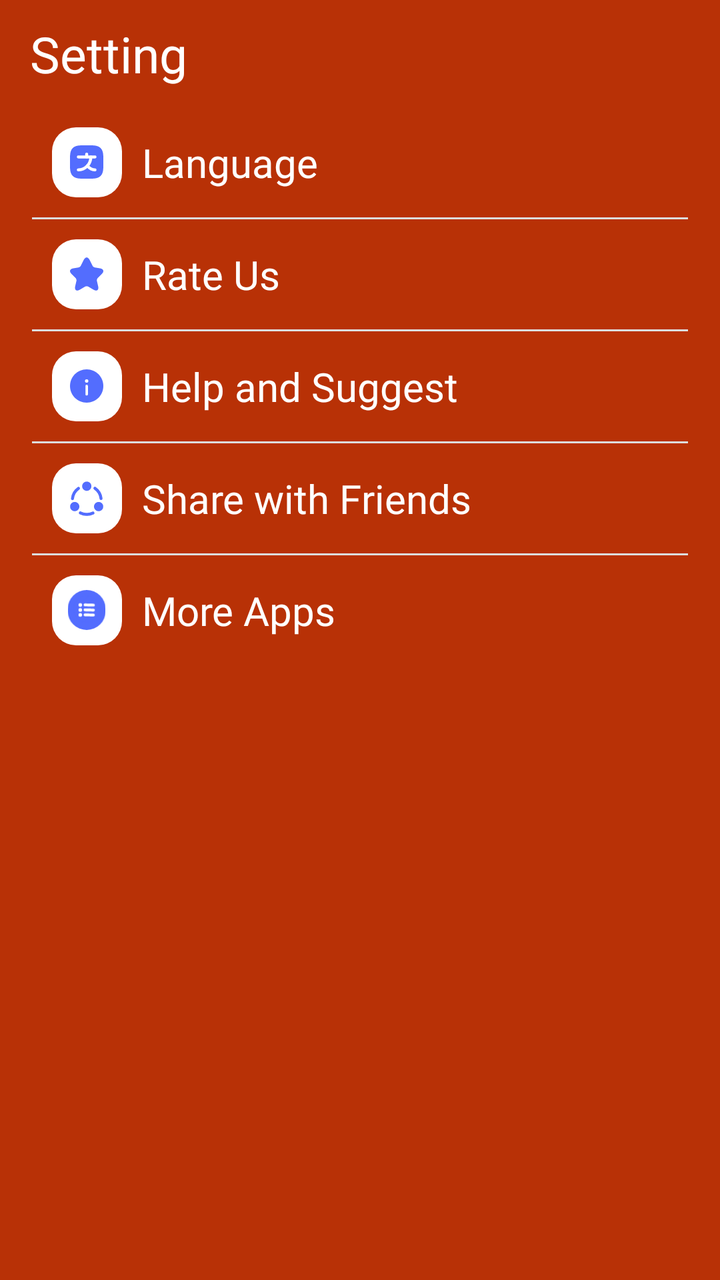
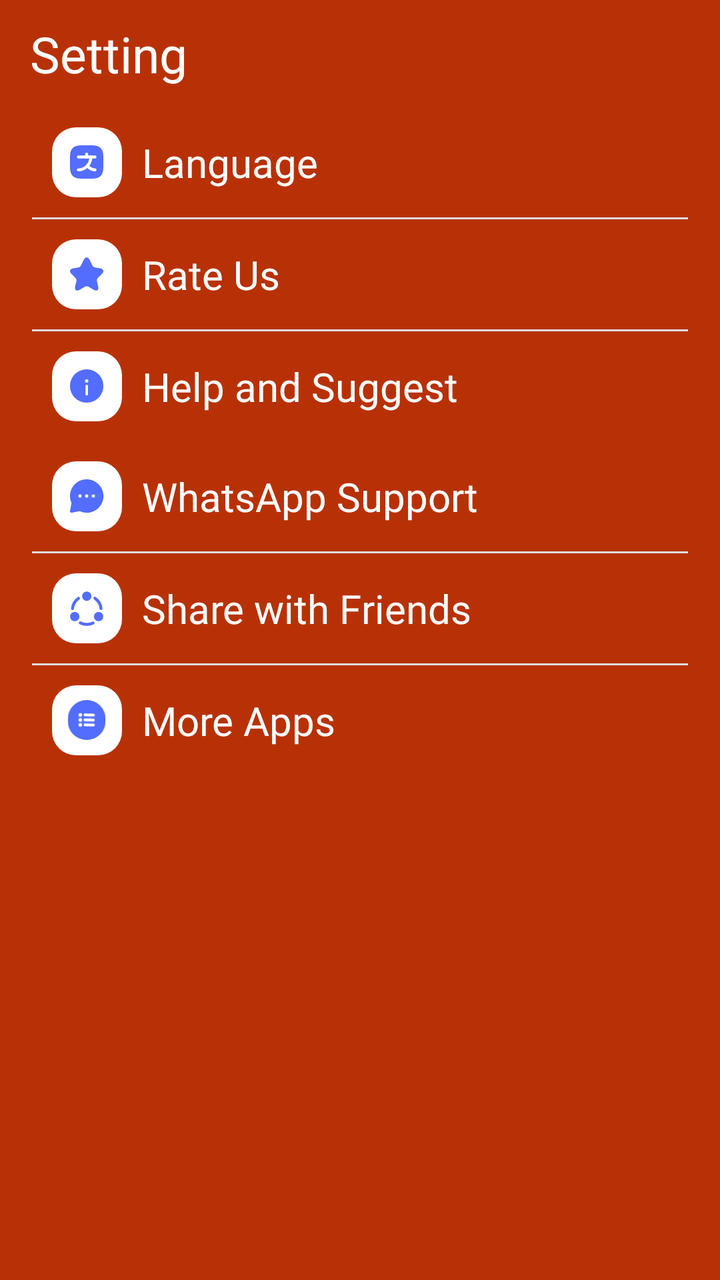

The first picture is an Android layout as it rendered before a commit; the second is the same layout after the commit. The layout source and the unified diff follow.
<!-- AndroidManifest.xml: another module's application theme Theme.RecordingZaif -->
<!-- res/layout/fragment_setting.xml -->
<?xml version="1.0" encoding="utf-8"?>
<ScrollView xmlns:android="http://schemas.android.com/apk/res/android"
    android:layout_width="match_parent"
    android:layout_height="match_parent"
    xmlns:app="http://schemas.android.com/apk/res-auto"
    android:background="@color/colorPrimaryDark">

    <RelativeLayout
        android:layout_width="match_parent"
        android:layout_height="wrap_content">

        <TextView
            android:id="@+id/tv_title"
            app:fontFamily="@font/ooredoo"
            android:layout_width="match_parent"
            android:layout_height="wrap_content"
            android:paddingHorizontal="15dp"
            android:paddingVertical="10dp"
            android:text="@string/setting"
            android:fontFamily="@font/ooredoo"
            android:textColor="@color/white"
            android:textSize="25sp" />

        <androidx.core.widget.NestedScrollView
            android:layout_width="match_parent"
            android:layout_height="wrap_content"
            android:layout_below="@+id/tv_title">

            <LinearLayout
                android:layout_width="match_parent"
                android:layout_height="wrap_content"
                android:orientation="vertical"
                android:paddingHorizontal="16dp">

                <LinearLayout
                    android:id="@+id/ll_language"
                    android:layout_width="match_parent"
                    android:layout_height="wrap_content">

                    <RelativeLayout
                        android:layout_width="35dp"
                        android:layout_height="35dp"
                        android:layout_margin="10dp"
                        android:background="@drawable/card_12dp">

                        <androidx.appcompat.widget.AppCompatImageView
                            android:layout_width="20dp"
                            android:layout_height="20dp"
                            android:layout_centerInParent="true"
                            app:srcCompat="@drawable/mn_language" />

                    </RelativeLayout>

                    <androidx.appcompat.widget.AppCompatTextView
                        android:layout_width="match_parent"
                        android:layout_height="wrap_content"
                        android:layout_gravity="center_vertical"
                        android:text="@string/language"
                        app:fontFamily="@font/ooredoo"
                        android:textColor="@color/white"
                        android:textSize="20sp" />

                </LinearLayout>


                <View
                    android:layout_width="match_parent"
                    android:layout_height="1dp"
                    android:background="@color/line" />

                <LinearLayout
                    android:id="@+id/ll_rate_us"
                    android:layout_width="match_parent"
                    android:layout_height="wrap_content">

                    <RelativeLayout
                        android:layout_width="35dp"
                        android:layout_height="35dp"
                        android:layout_margin="10dp"
                        android:background="@drawable/card_12dp">

                        <androidx.appcompat.widget.AppCompatImageView
                            android:layout_width="20dp"
                            android:layout_height="20dp"
                            android:layout_centerInParent="true"
                            app:srcCompat="@drawable/mn_rate_us" />

                    </RelativeLayout>

                    <androidx.appcompat.widget.AppCompatTextView
                        android:layout_width="match_parent"
                        android:layout_height="wrap_content"
                        android:layout_gravity="center_vertical"
                        android:text="@string/rate_us"
                        android:fontFamily="@font/ooredoo"
                        android:textColor="@color/white"
                        android:textSize="20sp" />

                </LinearLayout>

                <View
                    android:layout_width="match_parent"
                    android:layout_height="1dp"
                    android:background="@color/line" />

                <LinearLayout
                    android:id="@+id/ll_help"
                    android:layout_width="match_parent"
                    android:layout_height="wrap_content">

                    <RelativeLayout
                        android:layout_width="35dp"
                        android:layout_height="35dp"
                        android:layout_margin="10dp"
                        android:background="@drawable/card_12dp">

                        <androidx.appcompat.widget.AppCompatImageView
                            android:layout_width="20dp"
                            android:layout_height="20dp"
                            android:layout_centerInParent="true"
                            app:srcCompat="@drawable/mn_help" />

                    </RelativeLayout>

                    <TextView
                        android:layout_width="match_parent"
                        android:layout_height="wrap_content"
                        android:layout_gravity="center_vertical"
                        android:text="@string/help_suggest"
                        android:fontFamily="@font/ooredoo"
                        android:textColor="@color/white"
                        android:textSize="20sp" />

                </LinearLayout>

                <View
                    android:layout_width="match_parent"
                    android:layout_height="1dp"
                    android:background="@color/line" />

                <LinearLayout
                    android:id="@+id/ll_share_with_friends"
                    android:layout_width="match_parent"
                    android:layout_height="wrap_content">

                    <RelativeLayout
                        android:layout_width="35dp"
                        android:layout_height="35dp"
                        android:layout_margin="10dp"
                        android:background="@drawable/card_12dp">

                        <androidx.appcompat.widget.AppCompatImageView
                            android:layout_width="20dp"
                            android:layout_height="20dp"
                            android:layout_centerInParent="true"
                            app:srcCompat="@drawable/mn_share_with_friends" />

                    </RelativeLayout>

                    <TextView
                        android:layout_width="match_parent"
                        android:layout_height="wrap_content"
                        android:layout_gravity="center_vertical"
                        android:text="@string/share_with_friends"
                        android:fontFamily="@font/ooredoo"
                        android:textColor="@color/white"
                        android:textSize="20sp" />

                </LinearLayout>


                <View
                    android:layout_width="match_parent"
                    android:layout_height="1dp"
                    android:background="@color/line" />



                <LinearLayout
                    android:id="@+id/ll_more_apps"
                    android:layout_width="match_parent"
                    android:layout_height="wrap_content">

                    <RelativeLayout
                        android:layout_width="35dp"
                        android:layout_height="35dp"
                        android:layout_margin="10dp"
                        android:background="@drawable/card_12dp">

                        <androidx.appcompat.widget.AppCompatImageView
                            android:layout_width="20dp"
                            android:layout_height="20dp"
                            android:layout_centerInParent="true"
                            app:srcCompat="@drawable/ic_more_aps" />

                    </RelativeLayout>

                    <TextView
                        android:layout_width="match_parent"
                        android:layout_height="wrap_content"
                        android:layout_gravity="center_vertical"
                        android:text="@string/more_apps"
                        android:fontFamily="@font/ooredoo"
                        android:textColor="@color/white"
                        android:textSize="20sp" />

                </LinearLayout>

            </LinearLayout>

        </androidx.core.widget.NestedScrollView>

    </RelativeLayout>

</ScrollView>
<!-- resources referenced by this layout -->
<resources>
  <color name="colorPrimaryDark">#B83106</color>
  <color name="line">#DDDDDD</color>
  <color name="white">#ffffff</color>
  <!-- drawable card_12dp (drawable) -->
  <?xml version="1.0" encoding="utf-8"?>
  <shape xmlns:android="http://schemas.android.com/apk/res/android"
      android:shape="rectangle">
  
      <solid android:color="@color/white" />
  
      <corners android:radius="12dp" />
  
  </shape>
  <!-- drawable mn_help (drawable) -->
  <vector xmlns:android="http://schemas.android.com/apk/res/android"
      android:width="24dp"
      android:height="24dp"
      android:viewportWidth="24"
      android:viewportHeight="24">
    <path
        android:pathData="M12,22C17.5,22 22,17.5 22,12C22,6.5 17.5,2 12,2C6.5,2 2,6.5 2,12C2,17.5 6.5,22 12,22Z"
        android:fillColor="#536DFE"/>
    <path
        android:pathData="M12,17V12"
        android:strokeLineJoin="round"
        android:strokeWidth="1.5"
        android:fillColor="#00000000"
        android:strokeColor="#ffffff"
        android:strokeLineCap="round"/>
    <path
        android:pathData="M11.995,9H12.004"
        android:strokeLineJoin="round"
        android:strokeWidth="2"
        android:fillColor="#00000000"
        android:strokeColor="#ffffff"
        android:strokeLineCap="round"/>
  </vector>
  <!-- drawable mn_rate_us (drawable) -->
  <vector xmlns:android="http://schemas.android.com/apk/res/android"
      android:width="20dp"
      android:height="20dp"
      android:viewportWidth="20"
      android:viewportHeight="20">
    <path
        android:pathData="M11.442,2.925L12.908,5.858C13.108,6.267 13.642,6.658 14.092,6.733L16.75,7.175C18.45,7.458 18.85,8.692 17.625,9.908L15.558,11.975C15.208,12.325 15.017,13 15.125,13.483L15.717,16.042C16.183,18.067 15.108,18.85 13.317,17.792L10.825,16.317C10.375,16.05 9.633,16.05 9.175,16.317L6.683,17.792C4.9,18.85 3.817,18.058 4.283,16.042L4.875,13.483C4.983,13 4.792,12.325 4.442,11.975L2.375,9.908C1.158,8.692 1.55,7.458 3.25,7.175L5.908,6.733C6.35,6.658 6.883,6.267 7.083,5.858L8.55,2.925C9.35,1.333 10.65,1.333 11.442,2.925Z"
        android:fillColor="#536DFE"/>
  </vector>
  <string name="help_suggest">Help and Suggest</string>
  <string name="language">Language</string>
  <string name="more_apps">More Apps</string>
  <string name="rate_us">Rate Us</string>
  <string name="setting">Setting</string>
  <string name="share_with_friends">Share with Friends</string>
  <style name="Theme.RecordingZaif" parent="Base.Theme.RecordingZaif" />
  <style name="Base.Theme.RecordingZaif" parent="Theme.Material3.DayNight.NoActionBar">
          
          
      </style>
  <!-- unchanged entries left out for length: 3 -->
</resources>

<!-- the commit's change to res/layout/fragment_setting.xml (unified diff, before → after) -->
@@ -133,6 +133,37 @@
 
                 </LinearLayout>
 
+
+                <LinearLayout
+                    android:id="@+id/ll_whatsapp"
+                    android:layout_width="match_parent"
+                    android:layout_height="wrap_content">
+
+                    <RelativeLayout
+                        android:layout_width="35dp"
+                        android:layout_height="35dp"
+                        android:layout_margin="10dp"
+                        android:background="@drawable/card_12dp">
+
+                        <androidx.appcompat.widget.AppCompatImageView
+                            android:layout_width="20dp"
+                            android:layout_height="20dp"
+                            android:layout_centerInParent="true"
+                            app:srcCompat="@drawable/ic_message" />
+
+                    </RelativeLayout>
+
+                    <TextView
+                        android:layout_width="match_parent"
+                        android:layout_height="wrap_content"
+                        android:layout_gravity="center_vertical"
+                        android:text="@string/whatsapp_support"
+                        android:fontFamily="@font/ooredoo"
+                        android:textColor="@color/white"
+                        android:textSize="20sp" />
+
+                </LinearLayout>
+
                 <View
                     android:layout_width="match_parent"
                     android:layout_height="1dp"
<!-- resource entries referenced after the edit -->
@@ -13,6 +13,21 @@
       <corners android:radius="12dp" />
   
   </shape>
+  <!-- drawable ic_message (drawable) -->
+  <vector xmlns:android="http://schemas.android.com/apk/res/android"
+      android:width="24dp"
+      android:height="24dp"
+      android:viewportWidth="24"
+      android:viewportHeight="24">
+    <path
+        android:fillColor="#536DFE"
+        android:pathData="M0,0h24v24h-24z"
+        android:strokeAlpha="0"
+        android:fillAlpha="0"/>
+    <path
+        android:fillColor="#536DFE"
+        android:pathData="M19.07,4.93a10,10 0,0 0,-16.28 11,1.06 1.06,0 0,1 0.09,0.64L2,20.8a1,1 0,0 0,0.27 0.91A1,1 0,0 0,3 22h0.2l4.28,-0.86a1.26,1.26 0,0 1,0.64 0.09,10 10,0 0,0 11,-16.28zM8,13a1,1 0,1 1,1 -1,1 1,0 0,1 -1,1zM12,13a1,1 0,1 1,1 -1,1 1,0 0,1 -1,1zM16,13a1,1 0,1 1,1 -1,1 1,0 0,1 -1,1z"/>
+  </vector>
   <!-- drawable mn_help (drawable) -->
   <vector xmlns:android="http://schemas.android.com/apk/res/android"
       android:width="24dp"
@@ -53,6 +68,7 @@
   <string name="rate_us">Rate Us</string>
   <string name="setting">Setting</string>
   <string name="share_with_friends">Share with Friends</string>
+  <string name="whatsapp_support">WhatsApp Support</string>
   <style name="Theme.RecordingZaif" parent="Base.Theme.RecordingZaif" />
   <style name="Base.Theme.RecordingZaif" parent="Theme.Material3.DayNight.NoActionBar">
           
